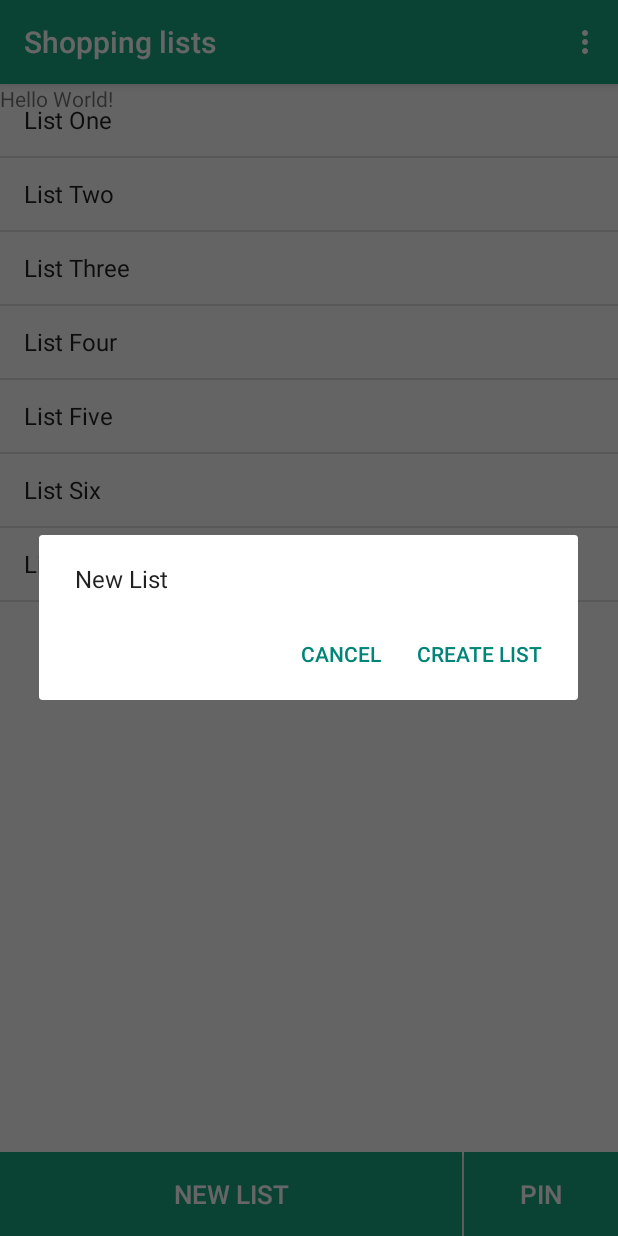
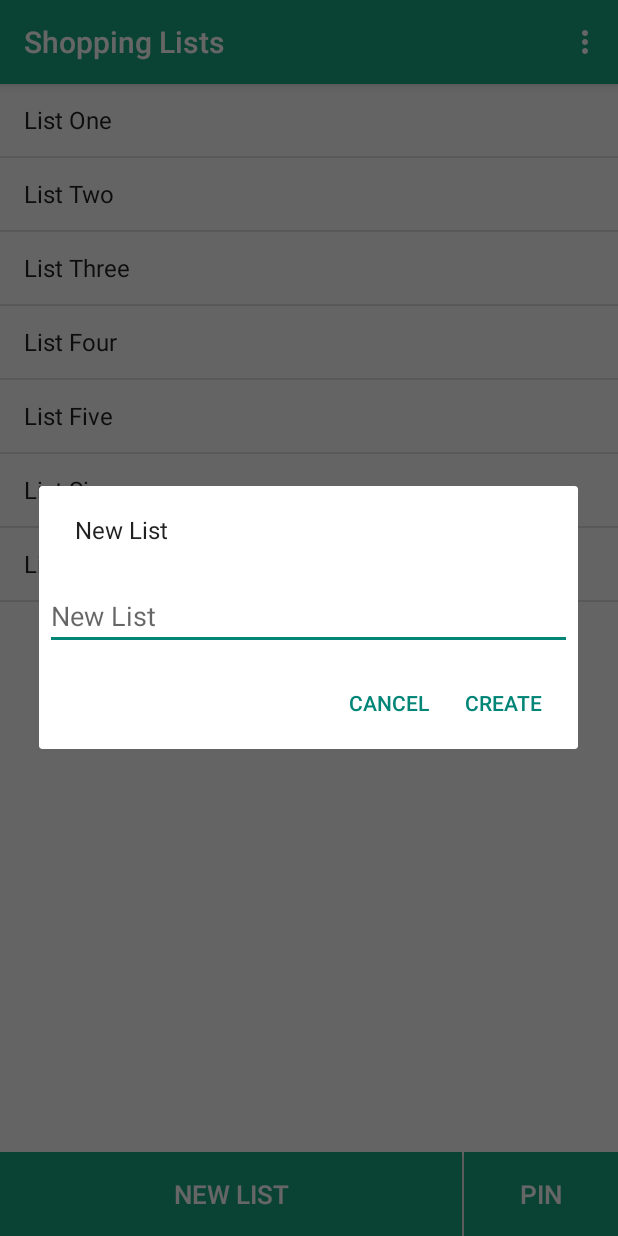
Before and after one commit to Aisle4/SDDProject, an Android app: the screen it shows after launch (MainActivity before the commit, HomeActivity after it), after a tap on "NEW LIST", on a phone screen of 412 x 824 dp. Run offline under Robolectric (Android 15) with nearby library versions, the phone set to English and light mode, and no system bars.

Commit message:
Naming and cleanup
see conventions doc on google drive

```diff
--- a/Aisle4Android/app/src/main/AndroidManifest.xml
+++ b/Aisle4Android/app/src/main/AndroidManifest.xml
@@ -7,8 +7,8 @@
         android:icon="@mipmap/ic_launcher"
         android:label="@string/app_name"
         android:supportsRtl="true"
-        android:theme="@style/Theme.AppCompat.DayNight.NoActionBar">
-        <activity android:name=".MainActivity">
+        android:theme="@style/Theme.AppCompat.Light.NoActionBar">
+        <activity android:name=".HomeActivity">
             <intent-filter>
                 <action android:name="android.intent.action.MAIN" />
 
--- /dev/null
+++ b/Aisle4Android/app/src/main/java/sdd/aisle4android/HomeActivity.java
@@ -0,0 +1,59 @@
+package sdd.aisle4android;
+
+import android.app.Dialog;
+import android.content.Context;
+import android.support.v4.app.DialogFragment;
+import android.support.v7.app.AppCompatActivity;
+import android.os.Bundle;
+import android.support.v7.widget.Toolbar;
+import android.view.View;
+import android.widget.ArrayAdapter;
+import android.widget.Button;
+import android.widget.ListView;
+import android.widget.TextView;
+import android.view.Menu;
+
+
+public class HomeActivity extends AppCompatActivity implements NewListDialog.Listener {
+    private String[] arrayOfLists = {"List One","List Two","List Three","List Four","List Five","List Six","List Seven"};
+
+
+    // PUBLIC MODIFIERS
+
+    public void onClickBtnNewList(View v) {
+        DialogFragment dialog = new NewListDialog();
+        dialog.show(getSupportFragmentManager(), "New List");
+    }
+    public void onClickBtnPin(View v) {
+
+    }
+    @Override public boolean onCreateOptionsMenu(Menu menu) {
+        getMenuInflater().inflate(R.menu.toolbar, menu);
+        return true;
+    }
+    @Override public void onNewListDialogConfirm(String listName) {
+
+    }
+
+
+    // PRIVATE / PROTECTED MODIFIERS
+
+    @Override protected void onCreate(Bundle savedInstanceState) {
+        super.onCreate(savedInstanceState);
+        setContentView(R.layout.activity_home);
+
+        // Toolbar
+        Toolbar toolbar = (Toolbar)findViewById(R.id.home_toolbar);
+        setSupportActionBar(toolbar);
+
+        // List
+        ListView list = (ListView)findViewById(R.id.home_list);
+        ArrayAdapter<String> arrayAdapter = new ArrayAdapter<String>(this, android.R.layout.simple_list_item_1, arrayOfLists);
+        list.setAdapter(arrayAdapter);
+        //lv.setTextFilterEnabled(true);
+
+        // Lower Panel
+        // Button btnNewList = (Button)findViewById(R.id.home_btn_new_list);
+        // Button btnPin = (Button)findViewById(R.id.home_btn_pin);
+    }
+}
--- a/Aisle4Android/app/src/main/java/sdd/aisle4android/MainActivity.java
+++ /dev/null
@@ -1,101 +0,0 @@
-package sdd.aisle4android;
-
-import android.app.Dialog;
-import android.support.v4.app.DialogFragment;
-import android.support.v7.app.AppCompatActivity;
-import android.os.Bundle;
-import android.support.v7.widget.Toolbar;
-import android.view.LayoutInflater;
-import android.view.View;
-import android.widget.ArrayAdapter;
-import android.widget.Button;
-import android.widget.EditText;
-import android.widget.ListView;
-import android.widget.TextView;
-import android.view.Menu;
-import android.app.AlertDialog;
-import android.content.DialogInterface;
-import android.app.Activity;
-
-
-
-public class MainActivity extends AppCompatActivity implements NewListDialog.NewListDialogListener{
-
-    String[] arrayOfLists = {"List One","List Two","List Three","List Four","List Five","List Six","List Seven"};
-
-    @Override
-    protected void onCreate(Bundle savedInstanceState) {
-        super.onCreate(savedInstanceState);
-        setContentView(R.layout.activity_main);
-
-        //Setup toolbar
-        Toolbar toolbar = (Toolbar)findViewById(R.id.toolbar);
-        toolbar.setTitle("Shopping lists");
-        setSupportActionBar(toolbar);
-
-
-
-        //Setup buttons
-        Button newList = (Button)findViewById(R.id.newList);
-        Button anotherButton = (Button)findViewById(R.id.anotherButton);
-        newList.setOnClickListener(clickListener);
-        anotherButton.setOnClickListener(clickListener);
-
-
-        //Setup ListView
-
-        ListView lv = (ListView)findViewById(R.id.lists);
-        ArrayAdapter<String> arrayAdapter = new ArrayAdapter<String>(this, android.R.layout.simple_list_item_1, arrayOfLists);
-        lv.setAdapter(arrayAdapter);
-        //lv.setTextFilterEnabled(true);
-    }
-
-    @Override
-    public boolean onCreateOptionsMenu(Menu menu) {
-        getMenuInflater().inflate(R.menu.toolbar, menu);
-        return true;
-    }
-
-    private View.OnClickListener clickListener = new View.OnClickListener() {
-        @Override
-        public void onClick(final View button) {
-            switch(button.getId()){
-                case R.id.newList:
-                    newList();
-                    break;
-                case R.id.anotherButton:
-                    anotherButton();
-                    break;
-            }
-        }
-    };
-
-
-
-    private void newList(){
-        DialogFragment newList = new NewListDialog();
-        newList.show(getSupportFragmentManager(), "New List");
-
-    }
-
-    private void anotherButton(){
-        TextView text = (TextView)findViewById(R.id.textView);
-        text.setText("anotherButton");
-    }
-
-    @Override
-    public void onDialogPositiveClick(String listName) {
-        TextView text = (TextView)findViewById(R.id.textView);
-        text.setText(listName);
-    }
-
-//    @Override
-//    public void onDialogNegativeClick(DialogFragment dialog) {
-//
-//    }
-
-
-
-
-
-}
--- a/Aisle4Android/app/src/main/java/sdd/aisle4android/NewListDialog.java
+++ b/Aisle4Android/app/src/main/java/sdd/aisle4android/NewListDialog.java
@@ -1,5 +1,6 @@
 package sdd.aisle4android;
 
+import android.support.annotation.NonNull;
 import android.widget.EditText;
 
 /**
@@ -8,69 +9,38 @@ import android.widget.EditText;
 
 import android.app.Dialog;
 import android.support.v4.app.DialogFragment;
-import android.support.v7.app.AppCompatActivity;
 import android.os.Bundle;
-import android.support.v7.widget.Toolbar;
 import android.view.LayoutInflater;
 import android.view.View;
-import android.widget.ArrayAdapter;
-import android.widget.Button;
-import android.widget.EditText;
-import android.widget.ListView;
-import android.widget.TextView;
-import android.view.Menu;
 import android.app.AlertDialog;
 import android.content.DialogInterface;
 import android.app.Activity;
 
 
 public class NewListDialog extends DialogFragment {
-    @Override
-    public Dialog onCreateDialog(Bundle savedInstanceState) {
-        final MainActivity activity = (MainActivity)getActivity();
+    public interface Listener {
+        void onNewListDialogConfirm(String listName);
+    }
 
+    @Override @NonNull public Dialog onCreateDialog(Bundle savedInstanceState) {
+        LayoutInflater inflater = getActivity().getLayoutInflater();
+
+        final View view = inflater.inflate(R.layout.dialog_new_list, null);
         AlertDialog.Builder builder = new AlertDialog.Builder(getActivity());
-        LayoutInflater inflater = getActivity().getLayoutInflater();
-        final View view = inflater.inflate(R.layout.newlist, null);
         builder.setView(view);
-        builder.setMessage(R.string.newList)
-                .setPositiveButton(R.string.createList, new DialogInterface.OnClickListener() {
-                    public void onClick(DialogInterface dialog, int id) {
-                        EditText et = (EditText)view.findViewById(R.id.listTitle);
-//                        String listName = et.getText().toString();
-                        ((NewListDialogListener)getActivity()).onDialogPositiveClick(et.getText().toString());
-                    }
-                })
-                .setNegativeButton(R.string.cancel, new DialogInterface.OnClickListener() {
-                    public void onClick(DialogInterface dialog, int id) {
-                        // User cancelled the dialog
-                    }
-                });
-        // Create the AlertDialog object and return it
+        builder.setMessage(R.string.btn_new_list);
+        builder.setPositiveButton(R.string.btn_new_list_positive, new DialogInterface.OnClickListener() {
+            public void onClick(DialogInterface dialog, int id) {
+                EditText et = (EditText)view.findViewById(R.id.dialog_new_list_input);
+                String listTitle = et.getText().toString();
+                Listener listener = (Listener)getActivity();
+                listener.onNewListDialogConfirm(listTitle);
+            }
+        });
+        builder.setNegativeButton(R.string.btn_cancel, new DialogInterface.OnClickListener() {
+            public void onClick(DialogInterface dialog, int id) {
+            }
+        });
         return builder.create();
     }
-
-    public interface NewListDialogListener {
-        void onDialogPositiveClick(String listName);
-//            public void onDialogNegativeClick(DialogFragment dialog);
-    }
-
-    // Use this instance of the interface to deliver action events
-    NewListDialogListener mListener;
-
-    // Override the Fragment.onAttach() method to instantiate the NoticeDialogListener
-    @Override
-    public void onAttach(Activity activity) {
-        super.onAttach(activity);
-        // Verify that the host activity implements the callback interface
-        try {
-            // Instantiate the NoticeDialogListener so we can send events to the host
-            mListener = (NewListDialogListener) activity;
-        } catch (ClassCastException e) {
-            // The activity doesn't implement the interface, throw exception
-            throw new ClassCastException(activity.toString()
-                    + " must implement NoticeDialogListener");
-        }
-    }
-
 }
--- a/Aisle4Android/app/src/main/res/layout/activity_main.xml
+++ b/Aisle4Android/app/src/main/res/layout/activity_home.xml
@@ -4,11 +4,11 @@
     android:id="@+id/activity_main"
     android:layout_width="match_parent"
     android:layout_height="match_parent"
-    tools:context="sdd.aisle4android.MainActivity">
+    tools:context="sdd.aisle4android.HomeActivity">
 
     <!--  Include toolbar XML layout  -->
     <android.support.v7.widget.Toolbar
-        android:id="@+id/toolbar"
+        android:id="@+id/home_toolbar"
         xmlns:android="http://schemas.android.com/apk/res/android"
         xmlns:app="http://schemas.android.com/apk/res-auto"
         android:layout_width="match_parent"
@@ -17,37 +17,28 @@
         android:elevation="4dp"
         app:theme="@style/ThemeOverlay.AppCompat.Dark.ActionBar"
         app:popupTheme="@style/ThemeOverlay.AppCompat.Light"
+        app:title="@string/home_heading"
         />
-
-    <TextView
-        android:id="@+id/textView"
-        android:text="Hello World!"
-        android:layout_width="wrap_content"
-        android:layout_height="40dp"
-        android:layout_below="@+id/toolbar"
-        android:layout_alignParentStart="true" />
-
     <ListView
-        android:id="@+id/lists"
+        android:id="@+id/home_list"
         android:layout_width="match_parent"
         android:layout_height="match_parent"
         android:layout_marginTop="?attr/actionBarSize"
         android:layout_marginBottom="?attr/actionBarSize"
 
         />
-
-
-    <!--  Bottom button setup  -->
+    <!--  Lower Panel  -->
     <LinearLayout
-        android:id="@+id/linearLayout"
+        android:id="@+id/home_lower_panel"
         android:layout_width="fill_parent"
         android:layout_height="?attr/actionBarSize"
         android:layout_alignParentBottom="true"
         android:layout_alignParentStart="true">
 
         <Button
-            android:id="@+id/newList"
-            android:text="@string/newList"
+            android:id="@+id/home_btn_new_list"
+            android:onClick="onClickBtnNewList"
+            android:text="@string/btn_new_list"
             android:textSize="17sp"
             android:textColor="#FFFFFF"
             android:background="@color/colorPrimary"
@@ -57,16 +48,15 @@
             android:padding="0dp"
             android:layout_marginLeft="0dp"
             android:layout_marginRight="0dp" />
-
         <!--  Vertical divider line  -->
         <View
             android:layout_width="1dp"
             android:layout_height="fill_parent"
             android:background="#FFFFFF" />
-
         <Button
-            android:id="@+id/anotherButton"
-            android:text="@string/pinButton"
+            android:id="@+id/home_btn_pin"
+            android:onClick="onClickBtnPin"
+            android:text="@string/btn_pin"
             android:textSize="17sp"
             android:textColor="#FFFFFF"
             android:background="@color/colorPrimary"
@@ -74,10 +64,5 @@
             android:layout_height="match_parent"
             android:layout_weight="1"
             />
-
     </LinearLayout>
-
-
-
-
 </RelativeLayout>
--- a/Aisle4Android/app/src/main/res/layout/newList.xml
+++ b/Aisle4Android/app/src/main/res/layout/dialog_new_list.xml
@@ -4,16 +4,16 @@
     android:orientation="vertical"
     android:layout_width="wrap_content"
     android:layout_height="wrap_content"
-    tools:context="sdd.aisle4android.MainActivity">
+    tools:context="sdd.aisle4android.HomeActivity">
 
     <EditText
-        android:id="@+id/listTitle"
+        android:id="@+id/dialog_new_list_input"
         android:layout_width="match_parent"
         android:layout_height="wrap_content"
         android:layout_marginTop="16dp"
         android:layout_marginLeft="4dp"
         android:layout_marginRight="4dp"
         android:layout_marginBottom="4dp"
-        android:hint="@string/newList" />
+        android:hint="@string/btn_new_list" />
 
 </LinearLayout>
--- a/Aisle4Android/app/src/main/res/values/colors.xml
+++ b/Aisle4Android/app/src/main/res/values/colors.xml
@@ -1,6 +1,6 @@
 <?xml version="1.0" encoding="utf-8"?>
 <resources>
     <color name="colorPrimary">#18a982</color>
-    <color name="colorPrimaryDark">#000000</color>
-    <color name="colorAccent">#000000</color>
+    <color name="colorPrimaryDark">#18a982</color>
+    <color name="colorAccent">#18a982</color>
 </resources>
--- a/Aisle4Android/app/src/main/res/values/strings.xml
+++ b/Aisle4Android/app/src/main/res/values/strings.xml
@@ -1,8 +1,10 @@
 <resources>
     <string name="app_name">Aisle4</string>
-    <string name="newList">New List</string>
-    <string name="pinButton">Pin</string>
+    <string name="home_heading">Shopping Lists</string>
+    <string name="btn_new_list">New List</string>
+    <string name="btn_new_list_positive">Create</string>
+    <string name="btn_pin">Pin</string>
+    <string name="btn_cancel">Cancel</string>
+    <string name="dialog_new_list_heading">New List</string>
     <string name="settings">Settings</string>
-    <string name="createList">Create List</string>
-    <string name="cancel">Cancel</string>
 </resources>
```
